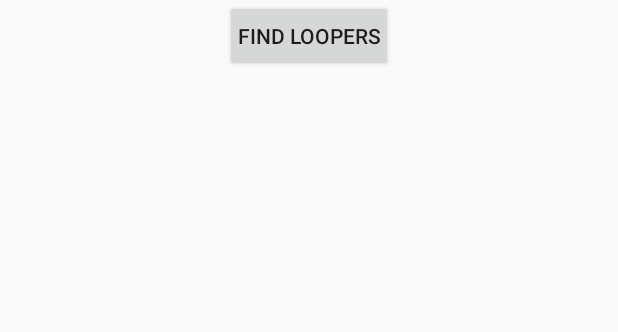
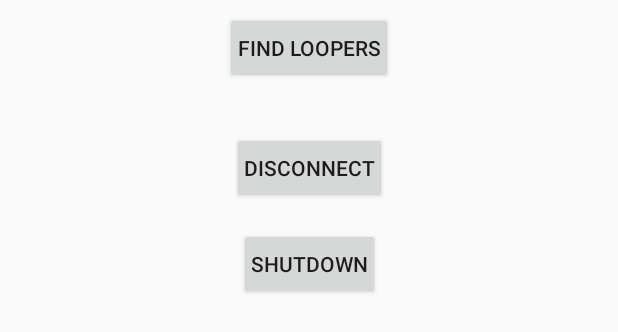
Before and after one commit to tonketonky/mighty-looper, an Android app: the layout dialog_select_looper.xml on its own in the app's theme, with its tools: preview values and no code run, on a phone screen of 412 x 824 dp. Shown: the top 332 px of the screen. Run offline under Robolectric (Android 15) with nearby library versions, the phone set to English and light mode, and no system bars.

Commit message:
Added handler for shutdown command in bt_server, added shutdown button in gui

```diff
--- a/mightyLooperGui/app/src/main/java/free/carrotti/mightylooper/utils/Constants.kt
+++ b/mightyLooperGui/app/src/main/java/free/carrotti/mightylooper/utils/Constants.kt
@@ -39,6 +39,8 @@ const val CMD_TRACK_FLAG_SWITCH_LOOPING = "trck_flag_switch_looping"
 const val CMD_TRACK_SWITCH_MUTE = "trck_switch_mute"
 const val CMD_TRACK_FLAG_SWAP_VERSIONS = "trck_flag_swap_versions"
 
+const val CMD_SHUTDOWN = "shutdown"
+
 // logger tags
 const val TAG_LOOPER_SERVICE = "LOOPER SERVICE"
 const val TAG_CONTROLS = "CONTROLS"
--- a/mightyLooperGui/app/src/main/res/layout/dialog_select_looper.xml
+++ b/mightyLooperGui/app/src/main/res/layout/dialog_select_looper.xml
@@ -4,21 +4,6 @@
     android:layout_width="match_parent"
     android:layout_height="wrap_content"
     android:gravity="center" >
-
-    <android.support.v7.widget.RecyclerView
-        android:id="@+id/looperListView"
-        android:layout_width="match_parent"
-        android:layout_height="wrap_content"
-        android:layout_marginBottom="8dp"
-        android:layout_marginEnd="8dp"
-        android:layout_marginLeft="8dp"
-        android:layout_marginRight="8dp"
-        android:layout_marginStart="8dp"
-        android:layout_marginTop="8dp"
-        app:layout_constraintBottom_toBottomOf="parent"
-        app:layout_constraintEnd_toEndOf="parent"
-        app:layout_constraintStart_toStartOf="parent"
-        app:layout_constraintTop_toBottomOf="@+id/findLoopersButton" />
 
     <Button
         android:id="@+id/findLoopersButton"
@@ -36,6 +21,57 @@
         app:layout_constraintBottom_toTopOf="@+id/looperListView"
         app:layout_constraintEnd_toEndOf="parent"
         app:layout_constraintStart_toStartOf="parent"
-        app:layout_constraintTop_toBottomOf="parent" />
+        app:layout_constraintTop_toTopOf="parent" />
+
+    <android.support.v7.widget.RecyclerView
+        android:id="@+id/looperListView"
+        android:layout_width="match_parent"
+        android:layout_height="wrap_content"
+        android:layout_marginBottom="8dp"
+        android:layout_marginEnd="8dp"
+        android:layout_marginLeft="8dp"
+        android:layout_marginRight="8dp"
+        android:layout_marginStart="8dp"
+        android:layout_marginTop="8dp"
+        app:layout_constraintBottom_toTopOf="@+id/disconnectButton"
+        app:layout_constraintEnd_toEndOf="parent"
+        app:layout_constraintStart_toStartOf="parent"
+        app:layout_constraintTop_toBottomOf="@+id/findLoopersButton" />
+
+    <Button
+        android:id="@+id/disconnectButton"
+        android:layout_width="wrap_content"
+        android:layout_height="wrap_content"
+        android:layout_marginBottom="8dp"
+        android:layout_marginEnd="8dp"
+        android:layout_marginLeft="8dp"
+        android:layout_marginRight="8dp"
+        android:layout_marginStart="8dp"
+        android:layout_marginTop="8dp"
+        android:paddingLeft="8dp"
+        android:paddingRight="8dp"
+        android:text="Disconnect"
+        app:layout_constraintBottom_toTopOf="@+id/shutdownButton"
+        app:layout_constraintEnd_toEndOf="parent"
+        app:layout_constraintStart_toStartOf="parent"
+        app:layout_constraintTop_toBottomOf="@+id/looperListView" />
+
+    <Button
+        android:id="@+id/shutdownButton"
+        android:layout_width="wrap_content"
+        android:layout_height="wrap_content"
+        android:layout_marginBottom="8dp"
+        android:layout_marginEnd="8dp"
+        android:layout_marginLeft="8dp"
+        android:layout_marginRight="8dp"
+        android:layout_marginStart="8dp"
+        android:layout_marginTop="8dp"
+        android:paddingLeft="8dp"
+        android:paddingRight="8dp"
+        android:text="Shutdown"
+        app:layout_constraintBottom_toBottomOf="parent"
+        app:layout_constraintEnd_toEndOf="parent"
+        app:layout_constraintStart_toStartOf="parent"
+        app:layout_constraintTop_toBottomOf="@+id/disconnectButton" />
 
 </android.support.constraint.ConstraintLayout>
```
Also changed, not shown: mightyLooperGui/app/src/main/java/free/carrotti/mightylooper/settings/LooperInUsePreference.kt (+12 -0 lines), mightyLooperGui/app/src/main/java/free/carrotti/mightylooper/utils/MessageUtils.kt (+10 -2 lines), 4 other files.
